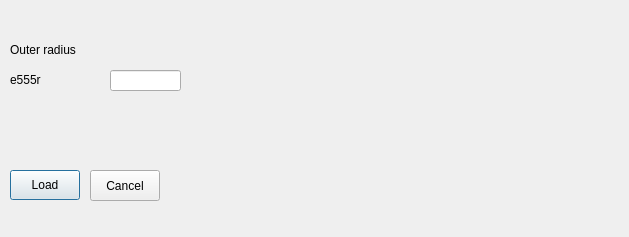
CURG/graspit, file ui/dbModelLoaderDlg.ui: the form before one commit.
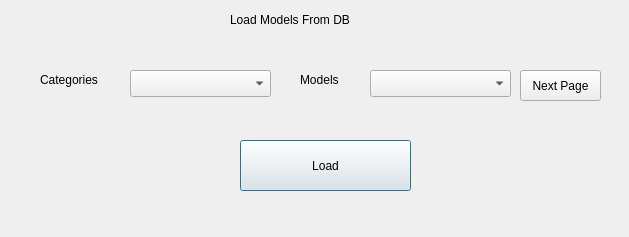
The form after the commit.

Commit message: Added new ui for dbModelLoader that parses the categories in json as input to dropdown

Patch:
```diff
--- a/ui/dbModelLoaderDlg.ui
+++ b/ui/dbModelLoaderDlg.ui
@@ -16,14 +16,14 @@
   <widget class="QLabel" name="textLabel1">
    <property name="geometry">
     <rect>
-     <x>10</x>
+     <x>40</x>
      <y>70</y>
-     <width>70</width>
+     <width>91</width>
      <height>20</height>
     </rect>
    </property>
    <property name="text">
-    <string>e555r</string>
+    <string>Categories</string>
    </property>
    <property name="wordWrap">
     <bool>false</bool>
@@ -32,53 +32,79 @@
   <widget class="QLabel" name="textLabel2">
    <property name="geometry">
     <rect>
-     <x>10</x>
-     <y>40</y>
-     <width>70</width>
+     <x>230</x>
+     <y>10</y>
+     <width>261</width>
      <height>20</height>
     </rect>
    </property>
    <property name="text">
-    <string>Outer radius</string>
+    <string>Load Models From DB</string>
    </property>
    <property name="wordWrap">
     <bool>false</bool>
    </property>
   </widget>
-  <widget class="QLineEdit" name="innerRadiusEdit">
-   <property name="geometry">
-    <rect>
-     <x>110</x>
-     <y>70</y>
-     <width>71</width>
-     <height>21</height>
-    </rect>
-   </property>
-  </widget>
   <widget class="QPushButton" name="loadButton">
    <property name="geometry">
     <rect>
-     <x>10</x>
-     <y>170</y>
-     <width>70</width>
-     <height>30</height>
+     <x>240</x>
+     <y>140</y>
+     <width>171</width>
+     <height>51</height>
     </rect>
    </property>
    <property name="text">
     <string>Load</string>
    </property>
   </widget>
-  <widget class="QPushButton" name="cancelButton">
+  <widget class="QLabel" name="modelsLabel">
    <property name="geometry">
     <rect>
-     <x>90</x>
-     <y>170</y>
+     <x>300</x>
+     <y>70</y>
      <width>70</width>
+     <height>20</height>
+    </rect>
+   </property>
+   <property name="text">
+    <string>Models</string>
+   </property>
+   <property name="wordWrap">
+    <bool>false</bool>
+   </property>
+  </widget>
+  <widget class="QComboBox" name="categoriesComboBox">
+   <property name="geometry">
+    <rect>
+     <x>130</x>
+     <y>70</y>
+     <width>141</width>
+     <height>27</height>
+    </rect>
+   </property>
+  </widget>
+  <widget class="QComboBox" name="modelsComboBox">
+   <property name="geometry">
+    <rect>
+     <x>370</x>
+     <y>70</y>
+     <width>141</width>
+     <height>27</height>
+    </rect>
+   </property>
+  </widget>
+  <widget class="QPushButton" name="nextPageModelsButton">
+   <property name="geometry">
+    <rect>
+     <x>520</x>
+     <y>70</y>
+     <width>81</width>
      <height>31</height>
     </rect>
    </property>
    <property name="text">
-    <string>Cancel</string>
+    <string>Next Page</string>
    </property>
   </widget>
  </widget>
```
Left out of the diff: 20 changed lines with no effect on the pictures. The commit also changes 25 other files.
